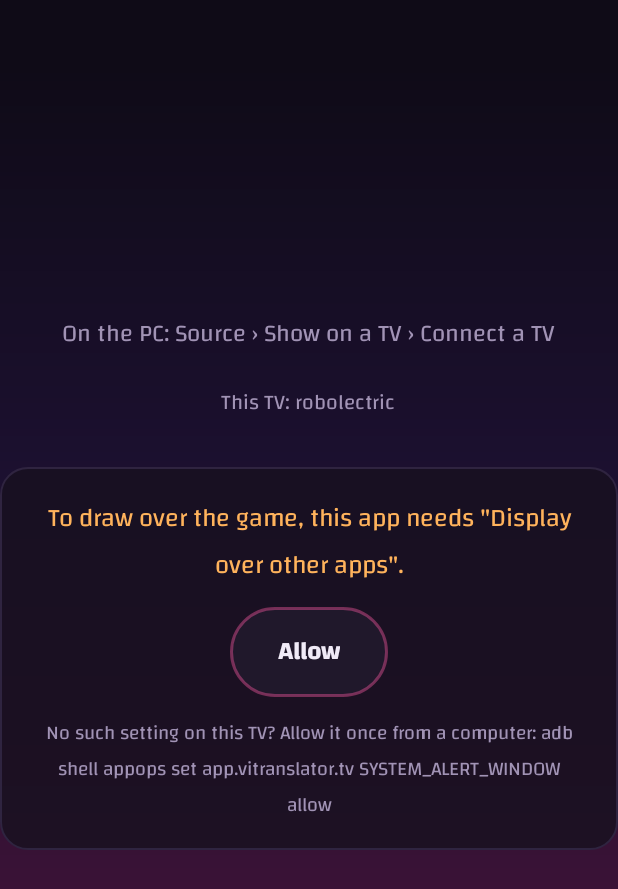
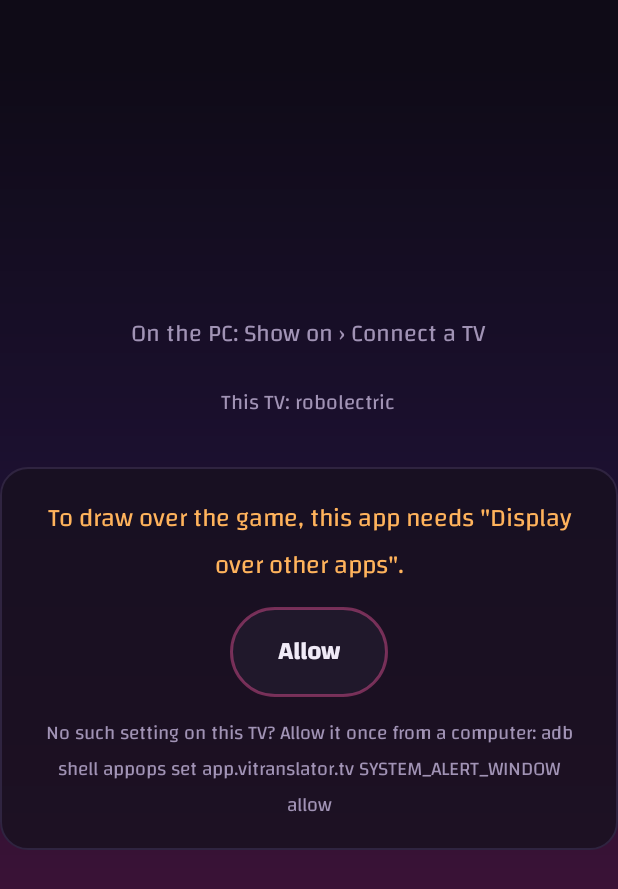
Before and after one commit to Eng-Fouad/vi-translator-android-tv, an Android app: the screen it shows after launch (MainActivity), on a phone screen of 412 x 824 dp, the part 347-1236 px from its top. Run offline under Robolectric (Android 15) with nearby library versions, the phone set to English and light mode, and no system bars.

Commit message:
On the PC, a TV is connected from the Show on tab: the code screen and the docs say so

```diff
--- a/app/src/main/res/values/strings.xml
+++ b/app/src/main/res/values/strings.xml
@@ -2,7 +2,7 @@
 <resources>
     <string name="app_name" translatable="false">VI Translator</string>
     <string name="enter_code">Enter this code in VI Translator on your PC</string>
-    <string name="where_on_pc">On the PC: Source › Show on a TV › Connect a TV</string>
+    <string name="where_on_pc">On the PC: Show on › Connect a TV</string>
     <string name="this_tv">This TV: %1$s</string>
     <string name="connected_to">Connected to %1$s</string>
     <string name="looking_for">Looking for %1$s…</string>
```
Also changed, not shown: 40 other files.
